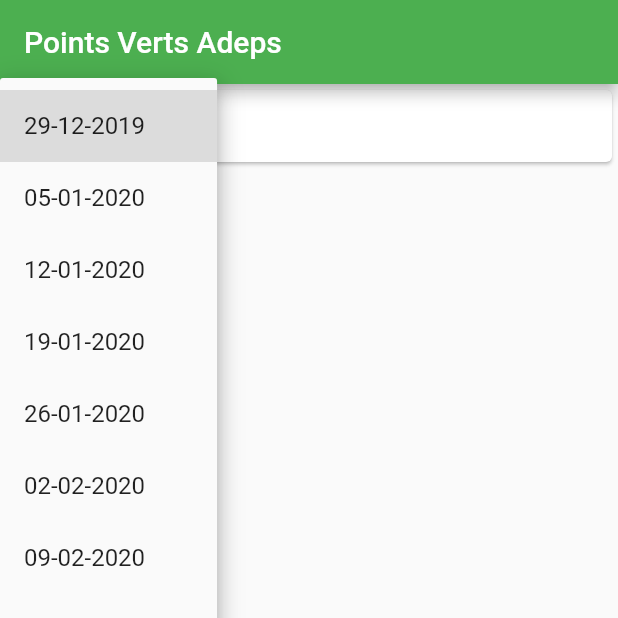
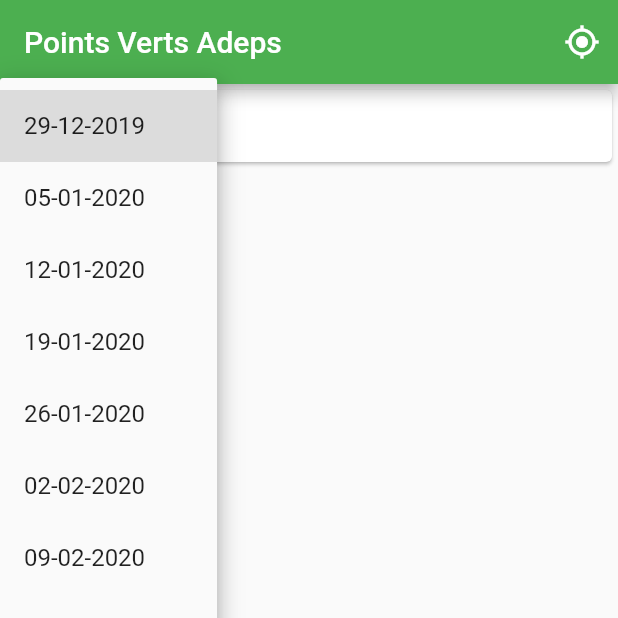
Before and after one commit to etnic-elab/points_verts, a Flutter app: the screen it shows after launch, after a tap on an icon or button, on a phone screen of 412 x 824 dp, the top half of it. Run offline on Flutter 3.47's test engine with Material 2 defaults, Android fonts, the phone set to English and light mode, and no system bars; our stand-ins replace csv, geolocator; network calls fail.

Commit message:
Added action to recalculate distances according to current position

```diff
--- /dev/null
+++ b/lib/recalculate_distances_button.dart
@@ -0,0 +1,22 @@
+import 'package:flutter/material.dart';
+import 'package:flutter/widgets.dart';
+
+class RecalculateDistancesButton extends StatelessWidget {
+  RecalculateDistancesButton({this.onPressed});
+
+  final VoidCallback onPressed;
+  @override
+  Widget build(BuildContext context) {
+    return IconButton(
+        icon: Icon(Icons.my_location),
+        onPressed: () {
+          onPressed();
+          Scaffold.of(context).showSnackBar(
+            SnackBar(
+              content:
+              Text('Distances recalculées selon la position actuelle.'),
+            ),
+          );
+        });
+  }
+}
--- a/lib/walk_list.dart
+++ b/lib/walk_list.dart
@@ -1,5 +1,6 @@
 import 'package:flutter/cupertino.dart';
 import 'package:flutter/material.dart';
+import 'package:points_verts/recalculate_distances_button.dart';
 import 'package:points_verts/walk.dart';
 import 'package:http/http.dart' as http;
 import 'package:csv/csv.dart';
@@ -124,9 +125,11 @@ class _WalkListState extends State<WalkList> {
   @override
   Widget build(BuildContext context) {
     return Scaffold(
-      appBar: AppBar(
-        title: Text('Points Verts Adeps'),
-      ),
+      appBar: AppBar(title: Text('Points Verts Adeps'), actions: <Widget>[
+        RecalculateDistancesButton(onPressed: () {
+          _getCurrentLocation();
+        })
+      ]),
       body: _buildWalks(),
     );
   }
@@ -257,7 +260,7 @@ class _WalkListState extends State<WalkList> {
       setState(() {
         _currentPosition = position;
       });
-        _retrieveWalks();
+      _retrieveWalks();
     }).catchError((e) {
       print(e);
     });
```
